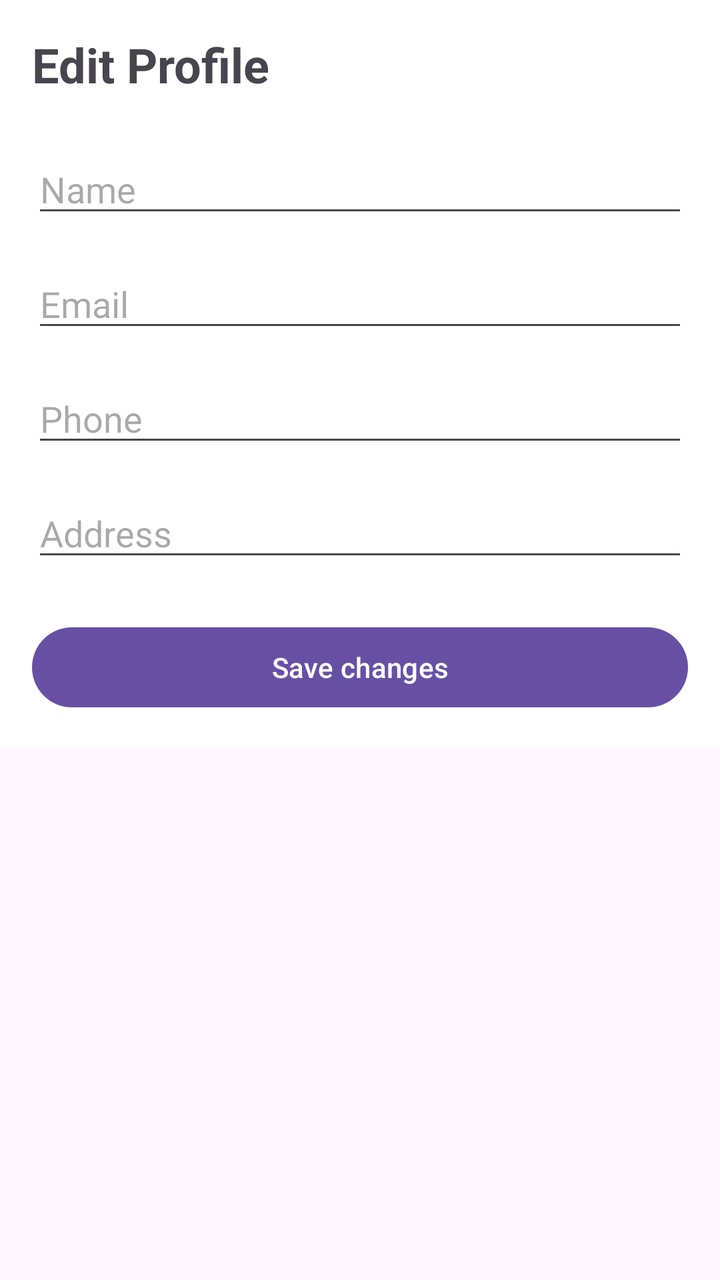
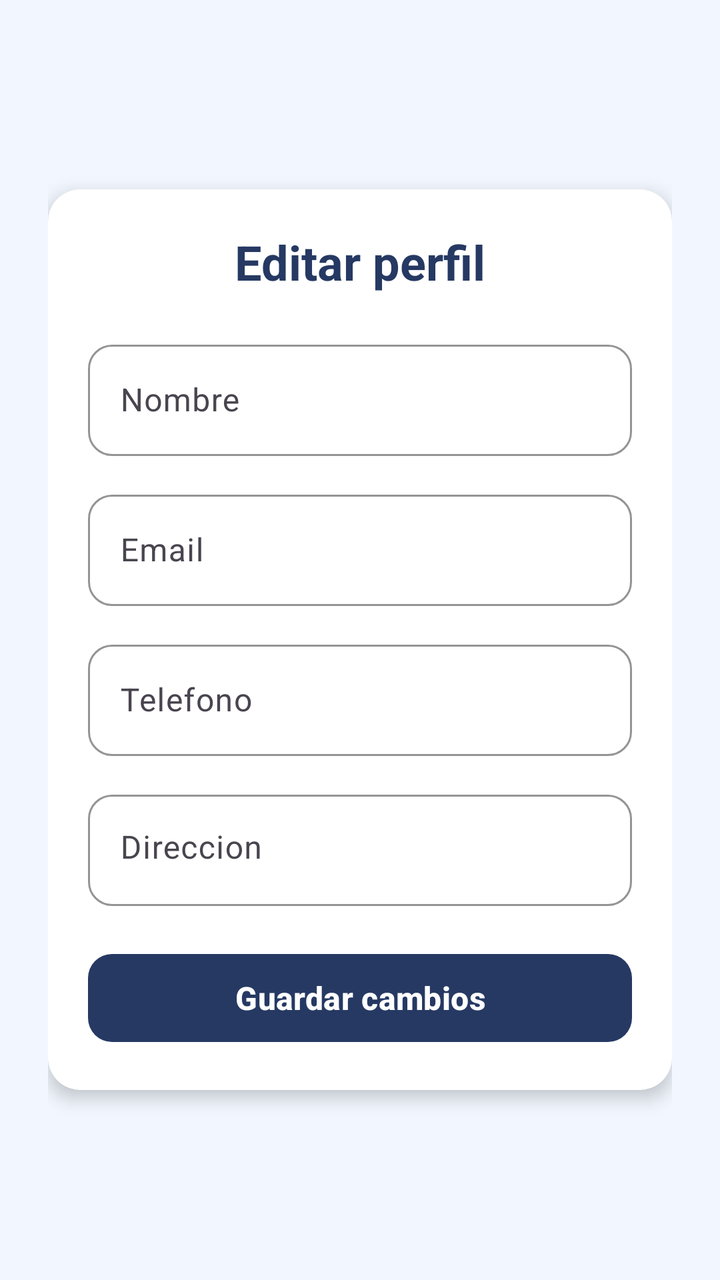

Compare the two renders of this Android layout. The source of the first and the diff that turns it into the second are given below.
<!-- AndroidManifest.xml: application theme Theme.MyApplication -->
<!-- res/layout/fragment_edit_profile.xml -->
<?xml version="1.0" encoding="utf-8"?>
<ScrollView xmlns:android="http://schemas.android.com/apk/res/android"
    xmlns:tools="http://schemas.android.com/tools"
    android:layout_width="match_parent"
    android:layout_height="match_parent"
    tools:context=".features.profiles.presentation.fragment.EditProfileFragment">

    <LinearLayout
        android:layout_width="match_parent"
        android:layout_height="wrap_content"
        android:orientation="vertical"
        android:padding="16dp"
        android:background="@android:color/white">

        <TextView
            android:layout_width="wrap_content"
            android:layout_height="wrap_content"
            android:text="Edit Profile"
            android:textSize="24sp"
            android:textStyle="bold"
            android:layout_marginBottom="24dp"/>

        <EditText
            android:id="@+id/inputProfileName"
            android:layout_width="match_parent"
            android:layout_height="wrap_content"
            android:hint="Name"
            android:inputType="textPersonName"
            android:layout_marginBottom="16dp"/>

        <EditText
            android:id="@+id/inputProfileEmail"
            android:layout_width="match_parent"
            android:layout_height="wrap_content"
            android:hint="Email"
            android:inputType="textEmailAddress"
            android:layout_marginBottom="16dp"/>

        <EditText
            android:id="@+id/inputProfilePhone"
            android:layout_width="match_parent"
            android:layout_height="wrap_content"
            android:hint="Phone"
            android:inputType="phone"
            android:layout_marginBottom="16dp"/>

        <EditText
            android:id="@+id/inputProfileAddress"
            android:layout_width="match_parent"
            android:layout_height="wrap_content"
            android:hint="Address"
            android:inputType="textPostalAddress"
            android:minLines="2"
            android:gravity="top"
            android:layout_marginBottom="24dp"/>

        <Button
            android:id="@+id/saveProfileButton"
            android:layout_width="match_parent"
            android:layout_height="wrap_content"
            android:text="Save changes"/>

    </LinearLayout>

</ScrollView>
<!-- resources referenced by this layout -->
<resources>
  <style name="Theme.MyApplication" parent="Base.Theme.MyApplication" />
  <style name="Base.Theme.MyApplication" parent="Theme.Material3.DayNight.NoActionBar">
          
          
      </style>
</resources>

<!-- the commit's change to res/layout/fragment_edit_profile.xml (unified diff, before → after) -->
@@ -1,65 +1,139 @@
 <?xml version="1.0" encoding="utf-8"?>
 <ScrollView xmlns:android="http://schemas.android.com/apk/res/android"
+    xmlns:app="http://schemas.android.com/apk/res-auto"
     xmlns:tools="http://schemas.android.com/tools"
     android:layout_width="match_parent"
     android:layout_height="match_parent"
+    android:background="@color/main_screen"
+    android:fillViewport="true"
     tools:context=".features.profiles.presentation.fragment.EditProfileFragment">
 
-    <LinearLayout
+    <FrameLayout
         android:layout_width="match_parent"
-        android:layout_height="wrap_content"
-        android:orientation="vertical"
-        android:padding="16dp"
-        android:background="@android:color/white">
+        android:layout_height="match_parent"
+        android:padding="24dp">
 
-        <TextView
-            android:layout_width="wrap_content"
-            android:layout_height="wrap_content"
-            android:text="Edit Profile"
-            android:textSize="24sp"
-            android:textStyle="bold"
-            android:layout_marginBottom="24dp"/>
-
-        <EditText
-            android:id="@+id/inputProfileName"
+        <androidx.cardview.widget.CardView
             android:layout_width="match_parent"
             android:layout_height="wrap_content"
-            android:hint="Name"
-            android:inputType="textPersonName"
-            android:layout_marginBottom="16dp"/>
+            android:layout_gravity="center"
+            app:cardBackgroundColor="@color/foodstore_surface"
+            app:cardCornerRadius="16dp"
+            app:cardElevation="5dp">
 
-        <EditText
-            android:id="@+id/inputProfileEmail"
-            android:layout_width="match_parent"
-            android:layout_height="wrap_content"
-            android:hint="Email"
-            android:inputType="textEmailAddress"
-            android:layout_marginBottom="16dp"/>
+            <LinearLayout
+                android:layout_width="match_parent"
+                android:layout_height="wrap_content"
+                android:orientation="vertical"
+                android:padding="20dp">
 
-        <EditText
-            android:id="@+id/inputProfilePhone"
-            android:layout_width="match_parent"
-            android:layout_height="wrap_content"
-            android:hint="Phone"
-            android:inputType="phone"
-            android:layout_marginBottom="16dp"/>
+                <TextView
+                    android:layout_width="match_parent"
+                    android:layout_height="wrap_content"
+                    android:layout_marginBottom="20dp"
+                    android:gravity="center"
+                    android:text="Editar perfil"
+                    android:textColor="@color/foodstore_primary"
+                    android:textSize="24sp"
+                    android:textStyle="bold" />
 
-        <EditText
-            android:id="@+id/inputProfileAddress"
-            android:layout_width="match_parent"
-            android:layout_height="wrap_content"
-            android:hint="Address"
-            android:inputType="textPostalAddress"
-            android:minLines="2"
-            android:gravity="top"
-            android:layout_marginBottom="24dp"/>
+                <com.google.android.material.textfield.TextInputLayout
+                    android:layout_width="match_parent"
+                    android:layout_height="wrap_content"
+                    android:layout_marginBottom="14dp"
+                    android:hint="Nombre"
+                    app:boxBackgroundMode="outline"
+                    app:boxCornerRadiusBottomEnd="12dp"
+                    app:boxCornerRadiusBottomStart="12dp"
+                    app:boxCornerRadiusTopEnd="12dp"
+                    app:boxCornerRadiusTopStart="12dp"
+                    app:boxStrokeColor="@color/foodstore_primary">
 
-        <Button
-            android:id="@+id/saveProfileButton"
-            android:layout_width="match_parent"
-            android:layout_height="wrap_content"
-            android:text="Save changes"/>
+                    <com.google.android.material.textfield.TextInputEditText
+                        android:id="@+id/inputProfileName"
+                        android:layout_width="match_parent"
+                        android:layout_height="wrap_content"
+                        android:inputType="textPersonName" />
 
-    </LinearLayout>
+                </com.google.android.material.textfield.TextInputLayout>
+
+                <com.google.android.material.textfield.TextInputLayout
+                    android:layout_width="match_parent"
+                    android:layout_height="wrap_content"
+                    android:layout_marginBottom="14dp"
+                    android:hint="Email"
+                    app:boxBackgroundMode="outline"
+                    app:boxCornerRadiusBottomEnd="12dp"
+                    app:boxCornerRadiusBottomStart="12dp"
+                    app:boxCornerRadiusTopEnd="12dp"
+                    app:boxCornerRadiusTopStart="12dp"
+                    app:boxStrokeColor="@color/foodstore_primary">
+
+                    <com.google.android.material.textfield.TextInputEditText
+                        android:id="@+id/inputProfileEmail"
+                        android:layout_width="match_parent"
+                        android:layout_height="wrap_content"
+                        android:inputType="textEmailAddress" />
+
+                </com.google.android.material.textfield.TextInputLayout>
+
+                <com.google.android.material.textfield.TextInputLayout
+                    android:layout_width="match_parent"
+                    android:layout_height="wrap_content"
+                    android:layout_marginBottom="14dp"
+                    android:hint="Telefono"
+                    app:boxBackgroundMode="outline"
+                    app:boxCornerRadiusBottomEnd="12dp"
+                    app:boxCornerRadiusBottomStart="12dp"
+                    app:boxCornerRadiusTopEnd="12dp"
+                    app:boxCornerRadiusTopStart="12dp"
+                    app:boxStrokeColor="@color/foodstore_primary">
+
+                    <com.google.android.material.textfield.TextInputEditText
+                        android:id="@+id/inputProfilePhone"
+                        android:layout_width="match_parent"
+                        android:layout_height="wrap_content"
+                        android:inputType="phone" />
+
+                </com.google.android.material.textfield.TextInputLayout>
+
+                <com.google.android.material.textfield.TextInputLayout
+                    android:layout_width="match_parent"
+                    android:layout_height="wrap_content"
+                    android:layout_marginBottom="20dp"
+                    android:hint="Direccion"
+                    app:boxBackgroundMode="outline"
+                    app:boxCornerRadiusBottomEnd="12dp"
+                    app:boxCornerRadiusBottomStart="12dp"
+                    app:boxCornerRadiusTopEnd="12dp"
+                    app:boxCornerRadiusTopStart="12dp"
+                    app:boxStrokeColor="@color/foodstore_primary">
+
+                    <com.google.android.material.textfield.TextInputEditText
+                        android:id="@+id/inputProfileAddress"
+                        android:layout_width="match_parent"
+                        android:layout_height="wrap_content"
+                        android:gravity="top"
+                        android:inputType="textPostalAddress"
+                        android:minLines="3" />
+
+                </com.google.android.material.textfield.TextInputLayout>
+
+                <com.google.android.material.button.MaterialButton
+                    android:id="@+id/saveProfileButton"
+                    android:layout_width="match_parent"
+                    android:layout_height="52dp"
+                    android:text="Guardar cambios"
+                    android:textSize="16sp"
+                    android:textColor="@color/white"
+                    android:textStyle="bold"
+                    app:backgroundTint="@color/foodstore_primary"
+                    app:cornerRadius="12dp" />
+
+            </LinearLayout>
+
+        </androidx.cardview.widget.CardView>
+
+    </FrameLayout>
 
 </ScrollView>
<!-- resource entries referenced after the edit -->
@@ -1,5 +1,9 @@
 <!-- resources referenced by this layout -->
 <resources>
+  <color name="foodstore_primary">#263963</color>
+  <color name="foodstore_surface">#FFFFFF</color>
+  <color name="main_screen">#F2F7FF</color>
+  <color name="white">#FFFFFFFF</color>
   <style name="Theme.MyApplication" parent="Base.Theme.MyApplication" />
   <style name="Base.Theme.MyApplication" parent="Theme.Material3.DayNight.NoActionBar">
           
